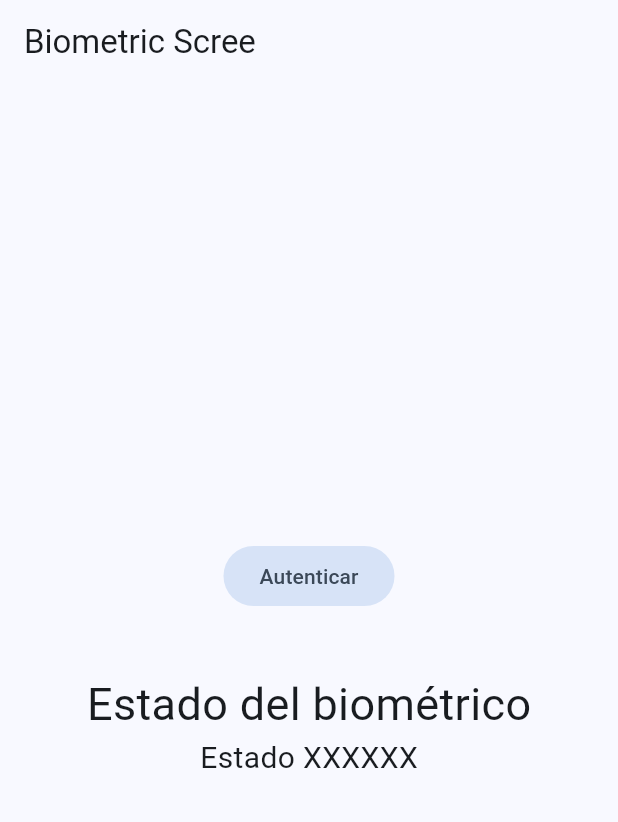
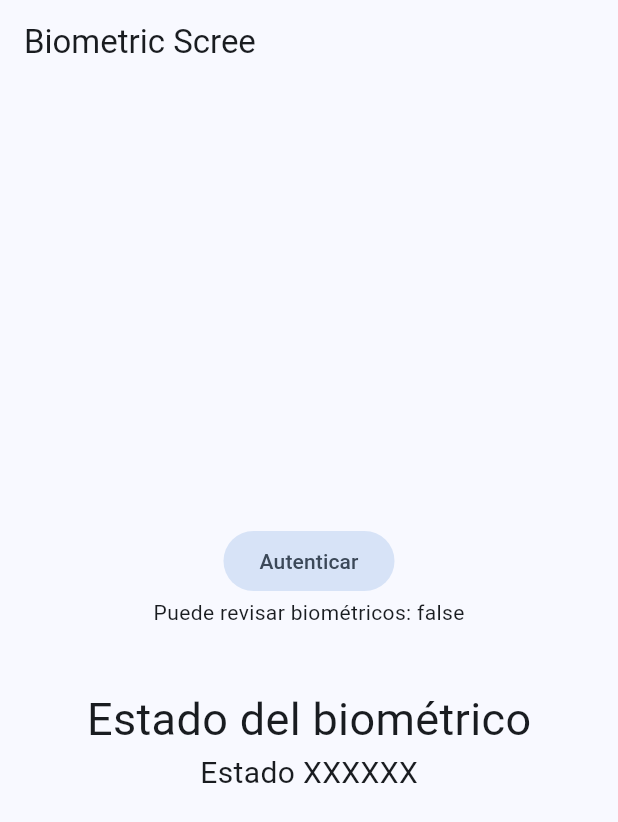
Before and after one commit to AndresCastilloPlata/Miselaneos, a Flutter app: the BiometricScreen screen opened by its route, on a phone screen of 412 x 824 dp. Shown: the top 822 px of the screen. Run offline on Flutter 3.47's test engine with Material 3 defaults, Android fonts, the phone set to English and light mode, and no system bars; our stand-ins replace dio, flutter_compass, flutter_riverpod, go_router, google_fonts, local_auth and 3 more.

```diff
--- a/lib/Config/config.dart
+++ b/lib/Config/config.dart
@@ -1,3 +1,4 @@
 export 'theme/app_theme.dart';
 export 'router/app_router.dart';
 export 'plugins/share_plugin.dart';
+export 'plugins/local_auth_plugin.dart';
--- a/lib/Config/plugins/local_auth_plugin.dart
+++ b/lib/Config/plugins/local_auth_plugin.dart
@@ -20,7 +20,7 @@ class LocalAuthPlugin {
     }
   }
 
-  static Future<bool> conCheckBiometrics() async {
+  static Future<bool> canCheckBiometrics() async {
     return await auth.canCheckBiometrics;
   }
 
--- /dev/null
+++ b/lib/presentation/providers/local_auth/local_auth_providers.dart
@@ -0,0 +1,6 @@
+import 'package:flutter_riverpod/flutter_riverpod.dart';
+import 'package:permissions_app/Config/config.dart';
+
+final canCheckBiometricsProvider = FutureProvider<bool>((ref) async {
+  return await LocalAuthPlugin.canCheckBiometrics();
+});
--- a/lib/presentation/providers/providers.dart
+++ b/lib/presentation/providers/providers.dart
@@ -10,3 +10,5 @@ export 'compass/compass_provider.dart';
 
 export 'pokemons/pokemon_list_provider.dart';
 export 'pokemons/pokemon_provider.dart';
+
+export 'local_auth/local_auth_providers.dart';
--- a/lib/presentation/screens/biometrics/biometric_screen.dart
+++ b/lib/presentation/screens/biometrics/biometric_screen.dart
@@ -1,10 +1,14 @@
 import 'package:flutter/material.dart';
+import 'package:flutter_riverpod/flutter_riverpod.dart';
+import 'package:permissions_app/presentation/providers/providers.dart';
 
-class BiometricScreen extends StatelessWidget {
+class BiometricScreen extends ConsumerWidget {
   const BiometricScreen({super.key});
 
   @override
-  Widget build(BuildContext context) {
+  Widget build(BuildContext context, WidgetRef ref) {
+    final canCheckBiometris = ref.watch(canCheckBiometricsProvider);
+
     return Scaffold(
       appBar: AppBar(title: const Text('Biometric Scree')),
       body: Center(
@@ -15,7 +19,13 @@ class BiometricScreen extends StatelessWidget {
               onPressed: () {},
               child: const Text('Autenticar'),
             ),
-            //Todo: feedback del proceso
+
+            canCheckBiometris.when(
+              data: (canCheck) => Text('Puede revisar biométricos: $canCheck'),
+              error: (error, stackTrace) => Text('Error: $error'),
+              loading: () => const CircularProgressIndicator(),
+            ),
+
             const SizedBox(height: 40),
             const Text('Estado del biométrico', style: TextStyle(fontSize: 30)),
             const Text('Estado XXXXXX', style: TextStyle(fontSize: 20)),
```
